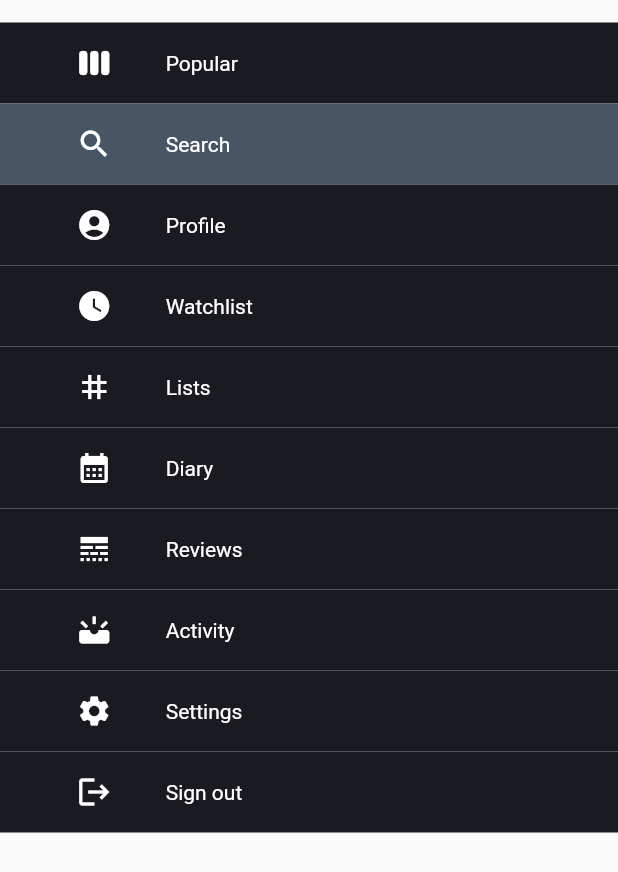
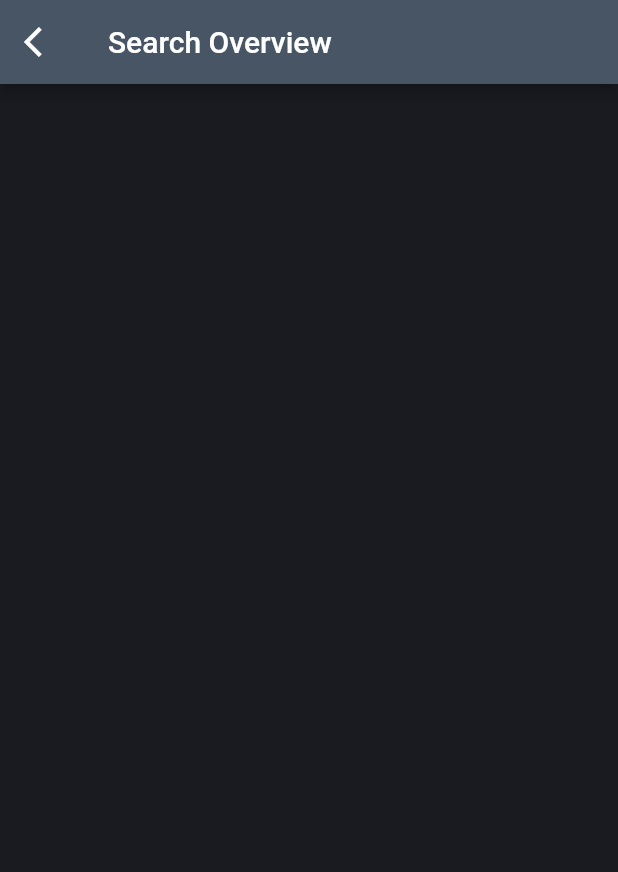
Before and after one commit to sarpdora23/marvel_app_2, a Flutter app: the MyDrawerList widget shown alone on an empty page, opened directly, after a tap on "Search", on a phone screen of 412 x 824 dp. Shown: the top 872 px of the screen. Run offline on Flutter 3.47's test engine with Material 2 defaults, Android fonts, the phone set to English and light mode, and no system bars; network calls fail.

Commit message:
dummyscreens
dummyscreens

```diff
--- a/lib/main.dart
+++ b/lib/main.dart
@@ -17,7 +17,8 @@ class MyApp extends StatelessWidget {
   Widget build(BuildContext context) {
     return MultiProvider(
       providers: [
-        ChangeNotifierProvider<CurrentPage>(create: (context) => CurrentPage())
+        ChangeNotifierProvider<PageNumberController>(
+            create: (context) => PageNumberController())
       ],
       child: MaterialApp(
         title: 'MarvelBox',
--- a/lib/screens/screen_overview_popular.dart
+++ b/lib/screens/screen_overview_popular.dart
@@ -1,12 +1,24 @@
 import 'package:flutter/material.dart';
 import 'package:flutter/src/widgets/container.dart';
 import 'package:flutter/src/widgets/framework.dart';
+import 'package:marvel_app_2/screens/activity_screen.dart';
+import 'package:marvel_app_2/screens/lists_screen.dart';
+import 'package:marvel_app_2/screens/profile_screen.dart';
+import 'package:marvel_app_2/screens/reviews_screen.dart';
+import 'package:marvel_app_2/screens/search_overview.dart';
+import 'package:marvel_app_2/screens/settings_screen.dart';
+import 'package:marvel_app_2/screens/signout_screen.dart';
+import 'package:marvel_app_2/screens/watchlist_screen.dart';
 import 'package:marvel_app_2/utilities/colors.dart';
 import 'package:provider/provider.dart';
 
-class CurrentPage extends ChangeNotifier {
+import 'diary_screen.dart';
+
+class PageNumberController extends ChangeNotifier {
   var currentPage = drawerSections.popular;
+  var previousPage = drawerSections.popular;
   void changeCurrentPage(drawerSections replace) {
+    previousPage = currentPage;
     currentPage = replace;
     notifyListeners();
   }
@@ -46,7 +58,7 @@ class PopularScreen extends StatelessWidget {
 
   @override
   Widget build(BuildContext context) {
-    final currentPage = Provider.of<CurrentPage>(
+    final pageController = Provider.of<PageNumberController>(
       context,
     );
     return DefaultTabController(
@@ -96,7 +108,7 @@ class _AppDrawerState extends State<AppDrawer> {
 }
 
 Widget MyDrawerList(BuildContext context) {
-  final currentPage = Provider.of<CurrentPage>(
+  final pageController = Provider.of<PageNumberController>(
     context,
   );
   return Container(
@@ -107,61 +119,67 @@ Widget MyDrawerList(BuildContext context) {
             0,
             "Popular",
             Icons.view_week,
-            currentPage.currentPage == drawerSections.popular ? true : false,
+            pageController.currentPage == drawerSections.popular ? true : false,
             context),
         menuItem(
             1,
             "Search",
             Icons.search,
-            currentPage.currentPage == drawerSections.search ? true : false,
+            pageController.currentPage == drawerSections.search ? true : false,
             context),
         menuItem(
             2,
             "Profile",
             Icons.account_circle,
-            currentPage.currentPage == drawerSections.profile ? true : false,
+            pageController.currentPage == drawerSections.profile ? true : false,
             context),
         menuItem(
             3,
             "Watchlist",
             Icons.watch_later,
-            currentPage.currentPage == drawerSections.watchlist ? true : false,
+            pageController.currentPage == drawerSections.watchlist
+                ? true
+                : false,
             context),
         menuItem(
             4,
             "Lists",
             Icons.grid_3x3,
-            currentPage.currentPage == drawerSections.lists ? true : false,
+            pageController.currentPage == drawerSections.lists ? true : false,
             context),
         menuItem(
             5,
             "Diary",
             Icons.calendar_month,
-            currentPage.currentPage == drawerSections.diary ? true : false,
+            pageController.currentPage == drawerSections.diary ? true : false,
             context),
         menuItem(
             6,
             "Reviews",
             Icons.line_style,
-            currentPage.currentPage == drawerSections.reviews ? true : false,
+            pageController.currentPage == drawerSections.reviews ? true : false,
             context),
         menuItem(
             7,
             "Activity",
             Icons.upcoming,
-            currentPage.currentPage == drawerSections.activity ? true : false,
+            pageController.currentPage == drawerSections.activity
+                ? true
+                : false,
             context),
         menuItem(
             8,
             "Settings",
             Icons.settings,
-            currentPage.currentPage == drawerSections.settings ? true : false,
+            pageController.currentPage == drawerSections.settings
+                ? true
+                : false,
             context),
         menuItem(
             9,
             "Sign out",
             Icons.logout,
-            currentPage.currentPage == drawerSections.signout ? true : false,
+            pageController.currentPage == drawerSections.signout ? true : false,
             context),
       ],
     ),
@@ -170,12 +188,18 @@ Widget MyDrawerList(BuildContext context) {
 
 Widget menuItem(
     int id, String title, IconData icon, bool selected, BuildContext context) {
-  final currentPage = Provider.of<CurrentPage>(context, listen: false);
+  final pageController =
+      Provider.of<PageNumberController>(context, listen: false);
   return Material(
     color: selected ? appBlueTheme : bgColor,
     child: InkWell(
       onTap: (() {
-        currentPage.changeCurrentPage(drawerSections.values[id]);
+        print(id);
+        pageController.changeCurrentPage(drawerSections.values[id]);
+        Navigator.push(
+                context, MaterialPageRoute(builder: ((context) => Screens[id])))
+            .then((value) =>
+                pageController.changeCurrentPage(pageController.previousPage));
       }),
       child: Padding(
         padding: EdgeInsets.all(15),
@@ -212,3 +236,16 @@ enum drawerSections {
   settings,
   signout
 }
+
+List Screens = [
+  PopularScreen(),
+  SearchOverview(),
+  ProfileScreen(),
+  WatchlistScreen(),
+  ListsScreen(),
+  DiaryScreen(),
+  ReviewsScreen(),
+  ActivityScreen(),
+  SettingsScreen(),
+  SignoutScreen(),
+];
--- /dev/null
+++ b/lib/screens/search_overview copy.dart
@@ -0,0 +1,39 @@
+import 'package:flutter/material.dart';
+import 'package:flutter/src/widgets/container.dart';
+import 'package:flutter/src/widgets/framework.dart';
+import 'package:marvel_app_2/screens/screen_overview_popular.dart';
+import 'package:marvel_app_2/utilities/colors.dart';
+
+class SearchOverview extends StatelessWidget {
+  const SearchOverview({super.key});
+
+  @override
+  Widget build(BuildContext context) {
+    return Scaffold(
+      drawer: AppDrawer(),
+      appBar: AppBar(
+        leading: IconButton(
+          onPressed: () {
+            Navigator.pop(context);
+          },
+          icon: Icon(Icons.arrow_back_ios),
+        ),
+        title: Text("Search Overview"),
+        backgroundColor: appBlueTheme,
+      ),
+      backgroundColor: appBlueTheme,
+      body: SearchBody(),
+    );
+  }
+}
+
+class SearchBody extends StatelessWidget {
+  const SearchBody({super.key});
+
+  @override
+  Widget build(BuildContext context) {
+    return Container(
+      color: bgColor,
+    );
+  }
+}
--- /dev/null
+++ b/lib/screens/search_overview.dart
@@ -0,0 +1,39 @@
+import 'package:flutter/material.dart';
+import 'package:flutter/src/widgets/container.dart';
+import 'package:flutter/src/widgets/framework.dart';
+import 'package:marvel_app_2/screens/screen_overview_popular.dart';
+import 'package:marvel_app_2/utilities/colors.dart';
+
+class SearchOverview extends StatelessWidget {
+  const SearchOverview({super.key});
+
+  @override
+  Widget build(BuildContext context) {
+    return Scaffold(
+      drawer: AppDrawer(),
+      appBar: AppBar(
+        leading: IconButton(
+          onPressed: () {
+            Navigator.pop(context);
+          },
+          icon: Icon(Icons.arrow_back_ios),
+        ),
+        title: Text("Search Overview"),
+        backgroundColor: appBlueTheme,
+      ),
+      backgroundColor: appBlueTheme,
+      body: SearchBody(),
+    );
+  }
+}
+
+class SearchBody extends StatelessWidget {
+  const SearchBody({super.key});
+
+  @override
+  Widget build(BuildContext context) {
+    return Container(
+      color: bgColor,
+    );
+  }
+}
```
Also changed, not shown: lib/screens/activity_screen.dart (added, +39 -0 lines), lib/screens/diary_screen.dart (added, +39 -0 lines), lib/screens/lists_screen.dart (added, +39 -0 lines), lib/screens/profile_screen.dart (added, +39 -0 lines), lib/screens/reviews_screen.dart (added, +39 -0 lines), lib/screens/settings_screen.dart (added, +39 -0 lines), lib/screens/signout_screen.dart (added, +39 -0 lines), lib/screens/watchlist_screen.dart (added, +39 -0 lines).
